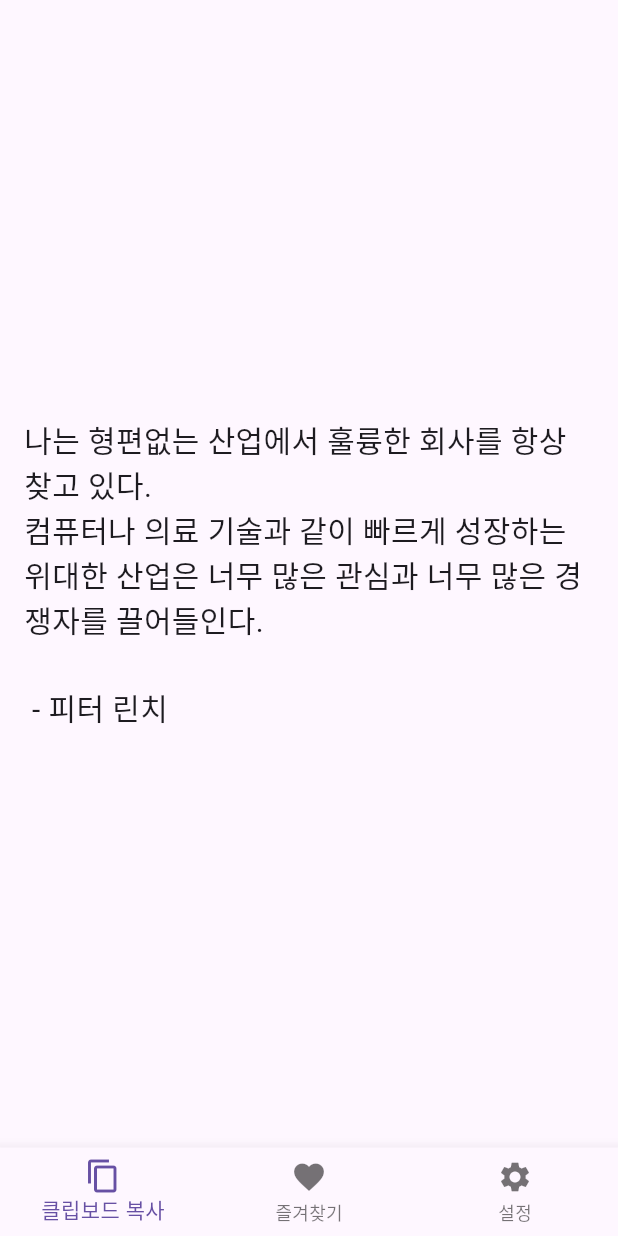
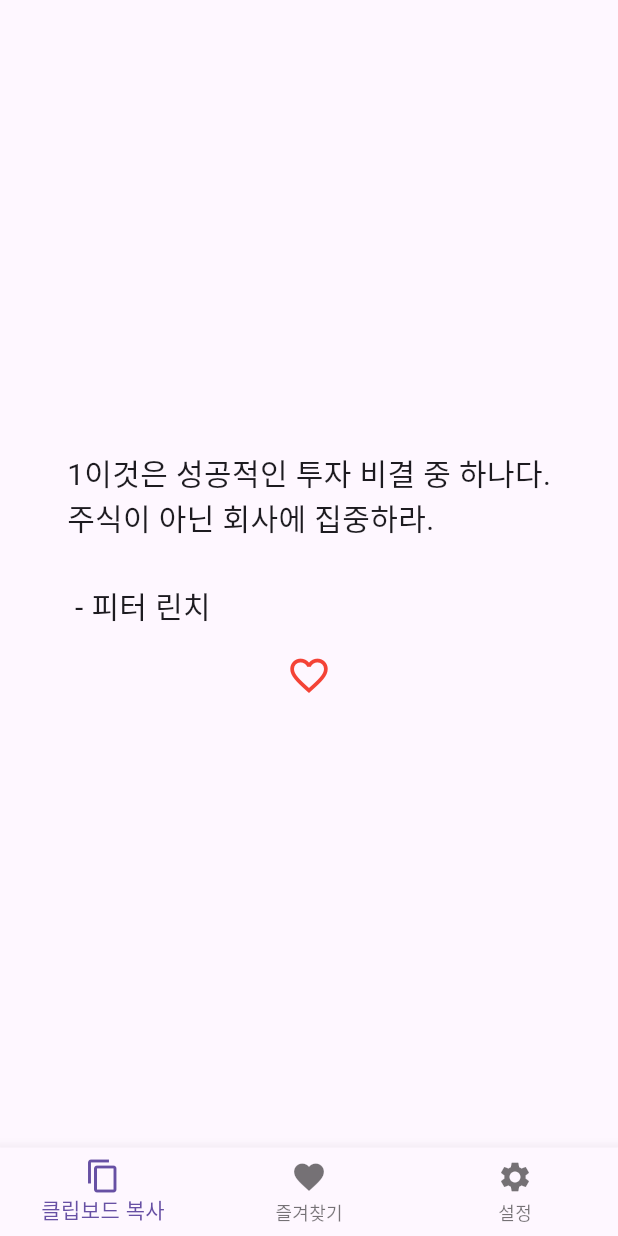
Before and after one commit to joohhcse/investment_quotes_app, a Flutter app: the screen it shows after launch, swiped to page 2, on a phone screen of 412 x 824 dp. Run offline on Flutter 3.47's test engine with Material 3 defaults, Android fonts, the phone set to English and light mode, and no system bars.

Commit message:
Add new feature : edit favorite_list_screen

```diff
--- a/lib/screen/favorite_list_screen.dart
+++ b/lib/screen/favorite_list_screen.dart
@@ -2,48 +2,50 @@ import 'package:flutter/material.dart';
 import 'package:investment_quotes_app/screen/quotes_screen.dart';
 
 class FavoriteListScreen extends StatefulWidget {
-  const FavoriteListScreen({Key? key}) : super(key: key);
-
-  // final String likedQuote;
+  // const FavoriteListScreen({Key? key}) : super(key: key);
+  final String likedQuote;
+  FavoriteListScreen({required this.likedQuote});
 
   @override
   State<FavoriteListScreen> createState() => _FavoriteListScreenState();
 }
 
 class _FavoriteListScreenState extends State<FavoriteListScreen> {
+    // "이것은 성공적인 투자 비결 중 하나다.\n주식이 아닌 회사에 집중하라. \n\n - 피터 린치",
+    // "나는 형편없는 산업에서 훌륭한 회사를 항상 찾고 있다. \n컴퓨터나 의료 기술과 같이 빠르게 성장하는 위대한 산업은 너무 많은 관심과 너무 많은 경쟁자를 끌어들인다. \n\n - 피터 린치",
+    // "다른 사람들이 다음 기적을 쫓고 있을 때에도 \n당신이 이해하고, 믿고, 지키려고 하는 것만 사라. \n\n - 피터 린치 ",
+    // "기본적인 이야기는 단순하고 끝이 없다. \n주식은 복권이 아니다. \n모든 주식에는 회사가 붙어 있다. \n\n - 피터 린치 ",
+    // "이것은 성공적인 투자 비결 중 하나다.\n주식이 아닌 회사에 집중하라. \n\n - 피터 린치",
+    // "나는 형편없는 산업에서 훌륭한 회사를 항상 찾고 있다. \n컴퓨터나 의료 기술과 같이 빠르게 성장하는 위대한 산업은 너무 많은 관심과 너무 많은 경쟁자를 끌어들인다. \n\n - 피터 린치",
+    // "다른 사람들이 다음 기적을 쫓고 있을 때에도 \n당신이 이해하고, 믿고, 지키려고 하는 것만 사라. \n\n - 피터 린치 ",
+    // "기본적인 이야기는 단순하고 끝이 없다. \n주식은 복권이 아니다. \n모든 주식에는 회사가 붙어 있다. \n\n - 피터 린치 ",
+    // "이것은 성공적인 투자 비결 중 하나다.\n주식이 아닌 회사에 집중하라. \n\n - 피터 린치",
+    // "나는 형편없는 산업에서 훌륭한 회사를 항상 찾고 있다. \n컴퓨터나 의료 기술과 같이 빠르게 성장하는 위대한 산업은 너무 많은 관심과 너무 많은 경쟁자를 끌어들인다. \n\n - 피터 린치",
+    // "다른 사람들이 다음 기적을 쫓고 있을 때에도 \n당신이 이해하고, 믿고, 지키려고 하는 것만 사라. \n\n - 피터 린치 ",
+    // "기본적인 이야기는 단순하고 끝이 없다. \n주식은 복권이 아니다. \n모든 주식에는 회사가 붙어 있다. \n\n - 피터 린치 ",
+    // "이것은 성공적인 투자 비결 중 하나다.\n주식이 아닌 회사에 집중하라. \n\n - 피터 린치",
+    // "나는 형편없는 산업에서 훌륭한 회사를 항상 찾고 있다. \n컴퓨터나 의료 기술과 같이 빠르게 성장하는 위대한 산업은 너무 많은 관심과 너무 많은 경쟁자를 끌어들인다. \n\n - 피터 린치",
+    // "다른 사람들이 다음 기적을 쫓고 있을 때에도 \n당신이 이해하고, 믿고, 지키려고 하는 것만 사라. \n\n - 피터 린치 ",
+    // "기본적인 이야기는 단순하고 끝이 없다. \n주식은 복권이 아니다. \n모든 주식에는 회사가 붙어 있다. \n\n - 피터 린치 ",
+    // "이것은 성공적인 투자 비결 중 하나다.\n주식이 아닌 회사에 집중하라. \n\n - 피터 린치",
+    // "나는 형편없는 산업에서 훌륭한 회사를 항상 찾고 있다. \n컴퓨터나 의료 기술과 같이 빠르게 성장하는 위대한 산업은 너무 많은 관심과 너무 많은 경쟁자를 끌어들인다. \n\n - 피터 린치",
+    // "다른 사람들이 다음 기적을 쫓고 있을 때에도 \n당신이 이해하고, 믿고, 지키려고 하는 것만 사라. \n\n - 피터 린치 ",
+    // "기본적인 이야기는 단순하고 끝이 없다. \n주식은 복권이 아니다. \n모든 주식에는 회사가 붙어 있다. \n\n - 피터 린치 ",
+    // "이것은 성공적인 투자 비결 중 하나다.\n주식이 아닌 회사에 집중하라. \n\n - 피터 린치",
+    // "나는 형편없는 산업에서 훌륭한 회사를 항상 찾고 있다. \n컴퓨터나 의료 기술과 같이 빠르게 성장하는 위대한 산업은 너무 많은 관심과 너무 많은 경쟁자를 끌어들인다. \n\n - 피터 린치",
+    // "다른 사람들이 다음 기적을 쫓고 있을 때에도 \n당신이 이해하고, 믿고, 지키려고 하는 것만 사라. \n\n - 피터 린치 ",
+    // "기본적인 이야기는 단순하고 끝이 없다. \n주식은 복권이 아니다. \n모든 주식에는 회사가 붙어 있다. \n\n - 피터 린치 ",
+    // "이것은 성공적인 투자 비결 중 하나다.\n주식이 아닌 회사에 집중하라. \n\n - 피터 린치",
+    // "나는 형편없는 산업에서 훌륭한 회사를 항상 찾고 있다. \n컴퓨터나 의료 기술과 같이 빠르게 성장하는 위대한 산업은 너무 많은 관심과 너무 많은 경쟁자를 끌어들인다. \n\n - 피터 린치",
+    // "다른 사람들이 다음 기적을 쫓고 있을 때에도 \n당신이 이해하고, 믿고, 지키려고 하는 것만 사라. \n\n - 피터 린치 ",
+    // "기본적인 이야기는 단순하고 끝이 없다. \n주식은 복권이 아니다. \n모든 주식에는 회사가 붙어 있다. \n\n - 피터 린치 ",
+    // "이것은 성공적인 투자 비결 중 하나다.\n주식이 아닌 회사에 집중하라. \n\n - 피터 린치",
+    // "나는 형편없는 산업에서 훌륭한 회사를 항상 찾고 있다. \n컴퓨터나 의료 기술과 같이 빠르게 성장하는 위대한 산업은 너무 많은 관심과 너무 많은 경쟁자를 끌어들인다. \n\n - 피터 린치",
+    // "다른 사람들이 다음 기적을 쫓고 있을 때에도 \n당신이 이해하고, 믿고, 지키려고 하는 것만 사라. \n\n - 피터 린치 ",
+    // "기본적인 이야기는 단순하고 끝이 없다. \n주식은 복권이 아니다. \n모든 주식에는 회사가 붙어 있다. \n\n - 피터 린치 ",
+
   List<String> favoriteQuotes = [
-    "이것은 성공적인 투자 비결 중 하나다.\n주식이 아닌 회사에 집중하라. \n\n - 피터 린치",
-    "나는 형편없는 산업에서 훌륭한 회사를 항상 찾고 있다. \n컴퓨터나 의료 기술과 같이 빠르게 성장하는 위대한 산업은 너무 많은 관심과 너무 많은 경쟁자를 끌어들인다. \n\n - 피터 린치",
-    "다른 사람들이 다음 기적을 쫓고 있을 때에도 \n당신이 이해하고, 믿고, 지키려고 하는 것만 사라. \n\n - 피터 린치 ",
-    "기본적인 이야기는 단순하고 끝이 없다. \n주식은 복권이 아니다. \n모든 주식에는 회사가 붙어 있다. \n\n - 피터 린치 ",
-    "이것은 성공적인 투자 비결 중 하나다.\n주식이 아닌 회사에 집중하라. \n\n - 피터 린치",
-    "나는 형편없는 산업에서 훌륭한 회사를 항상 찾고 있다. \n컴퓨터나 의료 기술과 같이 빠르게 성장하는 위대한 산업은 너무 많은 관심과 너무 많은 경쟁자를 끌어들인다. \n\n - 피터 린치",
-    "다른 사람들이 다음 기적을 쫓고 있을 때에도 \n당신이 이해하고, 믿고, 지키려고 하는 것만 사라. \n\n - 피터 린치 ",
-    "기본적인 이야기는 단순하고 끝이 없다. \n주식은 복권이 아니다. \n모든 주식에는 회사가 붙어 있다. \n\n - 피터 린치 ",
-    "이것은 성공적인 투자 비결 중 하나다.\n주식이 아닌 회사에 집중하라. \n\n - 피터 린치",
-    "나는 형편없는 산업에서 훌륭한 회사를 항상 찾고 있다. \n컴퓨터나 의료 기술과 같이 빠르게 성장하는 위대한 산업은 너무 많은 관심과 너무 많은 경쟁자를 끌어들인다. \n\n - 피터 린치",
-    "다른 사람들이 다음 기적을 쫓고 있을 때에도 \n당신이 이해하고, 믿고, 지키려고 하는 것만 사라. \n\n - 피터 린치 ",
-    "기본적인 이야기는 단순하고 끝이 없다. \n주식은 복권이 아니다. \n모든 주식에는 회사가 붙어 있다. \n\n - 피터 린치 ",
-    "이것은 성공적인 투자 비결 중 하나다.\n주식이 아닌 회사에 집중하라. \n\n - 피터 린치",
-    "나는 형편없는 산업에서 훌륭한 회사를 항상 찾고 있다. \n컴퓨터나 의료 기술과 같이 빠르게 성장하는 위대한 산업은 너무 많은 관심과 너무 많은 경쟁자를 끌어들인다. \n\n - 피터 린치",
-    "다른 사람들이 다음 기적을 쫓고 있을 때에도 \n당신이 이해하고, 믿고, 지키려고 하는 것만 사라. \n\n - 피터 린치 ",
-    "기본적인 이야기는 단순하고 끝이 없다. \n주식은 복권이 아니다. \n모든 주식에는 회사가 붙어 있다. \n\n - 피터 린치 ",
-    "이것은 성공적인 투자 비결 중 하나다.\n주식이 아닌 회사에 집중하라. \n\n - 피터 린치",
-    "나는 형편없는 산업에서 훌륭한 회사를 항상 찾고 있다. \n컴퓨터나 의료 기술과 같이 빠르게 성장하는 위대한 산업은 너무 많은 관심과 너무 많은 경쟁자를 끌어들인다. \n\n - 피터 린치",
-    "다른 사람들이 다음 기적을 쫓고 있을 때에도 \n당신이 이해하고, 믿고, 지키려고 하는 것만 사라. \n\n - 피터 린치 ",
-    "기본적인 이야기는 단순하고 끝이 없다. \n주식은 복권이 아니다. \n모든 주식에는 회사가 붙어 있다. \n\n - 피터 린치 ",
-    "이것은 성공적인 투자 비결 중 하나다.\n주식이 아닌 회사에 집중하라. \n\n - 피터 린치",
-    "나는 형편없는 산업에서 훌륭한 회사를 항상 찾고 있다. \n컴퓨터나 의료 기술과 같이 빠르게 성장하는 위대한 산업은 너무 많은 관심과 너무 많은 경쟁자를 끌어들인다. \n\n - 피터 린치",
-    "다른 사람들이 다음 기적을 쫓고 있을 때에도 \n당신이 이해하고, 믿고, 지키려고 하는 것만 사라. \n\n - 피터 린치 ",
-    "기본적인 이야기는 단순하고 끝이 없다. \n주식은 복권이 아니다. \n모든 주식에는 회사가 붙어 있다. \n\n - 피터 린치 ",
-    "이것은 성공적인 투자 비결 중 하나다.\n주식이 아닌 회사에 집중하라. \n\n - 피터 린치",
-    "나는 형편없는 산업에서 훌륭한 회사를 항상 찾고 있다. \n컴퓨터나 의료 기술과 같이 빠르게 성장하는 위대한 산업은 너무 많은 관심과 너무 많은 경쟁자를 끌어들인다. \n\n - 피터 린치",
-    "다른 사람들이 다음 기적을 쫓고 있을 때에도 \n당신이 이해하고, 믿고, 지키려고 하는 것만 사라. \n\n - 피터 린치 ",
-    "기본적인 이야기는 단순하고 끝이 없다. \n주식은 복권이 아니다. \n모든 주식에는 회사가 붙어 있다. \n\n - 피터 린치 ",
-    "이것은 성공적인 투자 비결 중 하나다.\n주식이 아닌 회사에 집중하라. \n\n - 피터 린치",
-    "나는 형편없는 산업에서 훌륭한 회사를 항상 찾고 있다. \n컴퓨터나 의료 기술과 같이 빠르게 성장하는 위대한 산업은 너무 많은 관심과 너무 많은 경쟁자를 끌어들인다. \n\n - 피터 린치",
-    "다른 사람들이 다음 기적을 쫓고 있을 때에도 \n당신이 이해하고, 믿고, 지키려고 하는 것만 사라. \n\n - 피터 린치 ",
-    "기본적인 이야기는 단순하고 끝이 없다. \n주식은 복권이 아니다. \n모든 주식에는 회사가 붙어 있다. \n\n - 피터 린치 ",
+
   ];
 
 
@@ -78,5 +80,13 @@ class _FavoriteListScreenState extends State<FavoriteListScreen> {
     );
   }
 
+  @override
+  void initState() {
+    super.initState();
+    // 초기에 추가된 명언이 있다면 리스트에 추가
+    if (widget.likedQuote.isNotEmpty) {
+      favoriteQuotes.add(widget.likedQuote);
+    }
+  }
 
 }
--- a/lib/screen/home_screen.dart
+++ b/lib/screen/home_screen.dart
@@ -16,7 +16,7 @@ class _HomeScreenState extends State<HomeScreen> {
   // 각 탭에 해당하는 화면들
   final List<Widget> _children = [
     QuotesScreen(),
-    FavoriteListScreen(),
+    FavoriteListScreen(likedQuote: 'aaa'),  // likedQuote에 like된 저장된 명언들 불러오기
     SettingScreen()
   ];
 
--- a/lib/screen/quotes_screen.dart
+++ b/lib/screen/quotes_screen.dart
@@ -1,4 +1,5 @@
 import 'package:flutter/material.dart';
+import 'package:investment_quotes_app/screen/favorite_list_screen.dart';
 
 class QuotesScreen extends StatefulWidget {
   const QuotesScreen({super.key});
@@ -9,13 +10,24 @@ class QuotesScreen extends StatefulWidget {
 
 class _QuotesScreenState extends State<QuotesScreen> {
 
-  final List<String> quotes = [
-    "이것은 성공적인 투자 비결 중 하나다.\n주식이 아닌 회사에 집중하라. \n\n - 피터 린치",
-    "나는 형편없는 산업에서 훌륭한 회사를 항상 찾고 있다. \n컴퓨터나 의료 기술과 같이 빠르게 성장하는 위대한 산업은 너무 많은 관심과 너무 많은 경쟁자를 끌어들인다. \n\n - 피터 린치",
-    "다른 사람들이 다음 기적을 쫓고 있을 때에도 \n당신이 이해하고, 믿고, 지키려고 하는 것만 사라. \n\n - 피터 린치 ",
-    "기본적인 이야기는 단순하고 끝이 없다. \n주식은 복권이 아니다. \n모든 주식에는 회사가 붙어 있다. \n\n - 피터 린치 ",
+  // final List<String> quotes = [
+  List<String> quotes = [
+    "1이것은 성공적인 투자 비결 중 하나다.\n주식이 아닌 회사에 집중하라. \n\n - 피터 린치",
+    "2나는 형편없는 산업에서 훌륭한 회사를 항상 찾고 있다. \n컴퓨터나 의료 기술과 같이 빠르게 성장하는 위대한 산업은 너무 많은 관심과 너무 많은 경쟁자를 끌어들인다. \n\n - 피터 린치",
+    "3다른 사람들이 다음 기적을 쫓고 있을 때에도 \n당신이 이해하고, 믿고, 지키려고 하는 것만 사라. \n\n - 피터 린치 ",
+    "4기본적인 이야기는 단순하고 끝이 없다. \n주식은 복권이 아니다. \n모든 주식에는 회사가 붙어 있다. \n\n - 피터 린치 ",
+    "5이것은 성공적인 투자 비결 중 하나다.\n주식이 아닌 회사에 집중하라. \n\n - 피터 린치",
+    "6나는 형편없는 산업에서 훌륭한 회사를 항상 찾고 있다. \n컴퓨터나 의료 기술과 같이 빠르게 성장하는 위대한 산업은 너무 많은 관심과 너무 많은 경쟁자를 끌어들인다. \n\n - 피터 린치",
+    "7다른 사람들이 다음 기적을 쫓고 있을 때에도 \n당신이 이해하고, 믿고, 지키려고 하는 것만 사라. \n\n - 피터 린치 ",
+    "8기본적인 이야기는 단순하고 끝이 없다. \n주식은 복권이 아니다. \n모든 주식에는 회사가 붙어 있다. \n\n - 피터 린치 ",
     // 여기에 더 많은 명언 추가
   ];
+
+  @override
+  void initState() {
+    super.initState();
+    quotes.shuffle();
+  }
 
   @override
   Widget build(BuildContext context) {
@@ -23,7 +35,17 @@ class _QuotesScreenState extends State<QuotesScreen> {
       body: PageView.builder(
         itemCount: quotes.length,
         itemBuilder: (context, index) {
-          return QuotePage(quote: quotes[index]);
+          return QuotePage(
+            quote: quotes[index],
+            onLike: () {
+              Navigator.push(
+                context,
+                MaterialPageRoute(
+                  builder: (context) => FavoriteListScreen(likedQuote: quotes[index]),
+                ),
+              );
+            },
+          );
         },
         physics: BouncingScrollPhysics(),
       ),
@@ -34,18 +56,45 @@ class _QuotesScreenState extends State<QuotesScreen> {
 
 class QuotePage extends StatelessWidget {
   final String quote;
+  final VoidCallback onLike;
 
-  QuotePage({required this.quote});
+  // QuotePage({required this.quote});
+  QuotePage({required this.quote, required this.onLike});
+
+  // @override
+  // Widget build(BuildContext context) {
+  //   return Padding(
+  //     padding: const EdgeInsets.all(16.0),
+  //     child: Center(
+  //       child: Text(
+  //         quote,
+  //         style: TextStyle(fontSize: 20.0),
+  //       ),
+  //     ),
+  //   );
+  // }
 
   @override
   Widget build(BuildContext context) {
     return Padding(
       padding: const EdgeInsets.all(16.0),
-      child: Center(
-        child: Text(
-          quote,
-          style: TextStyle(fontSize: 20.0),
-        ),
+      child: Column(
+        mainAxisAlignment: MainAxisAlignment.center,
+        children: [
+          Text(
+            quote,
+            style: TextStyle(fontSize: 20.0),
+          ),
+          SizedBox(height: 16.0),
+          GestureDetector(
+            onTap: onLike,
+            child: Icon(
+              Icons.favorite_border,
+              size: 30.0,
+              color: Colors.red,
+            ),
+          ),
+        ],
       ),
     );
   }
```
Also changed, not shown: pubspec.lock.
